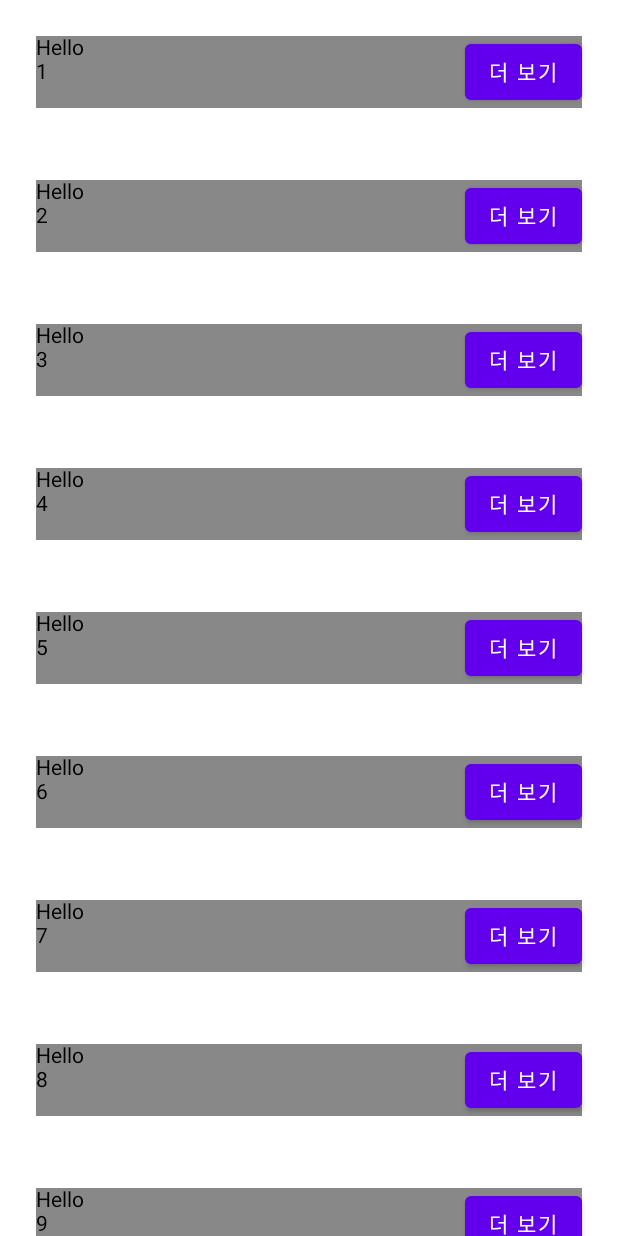
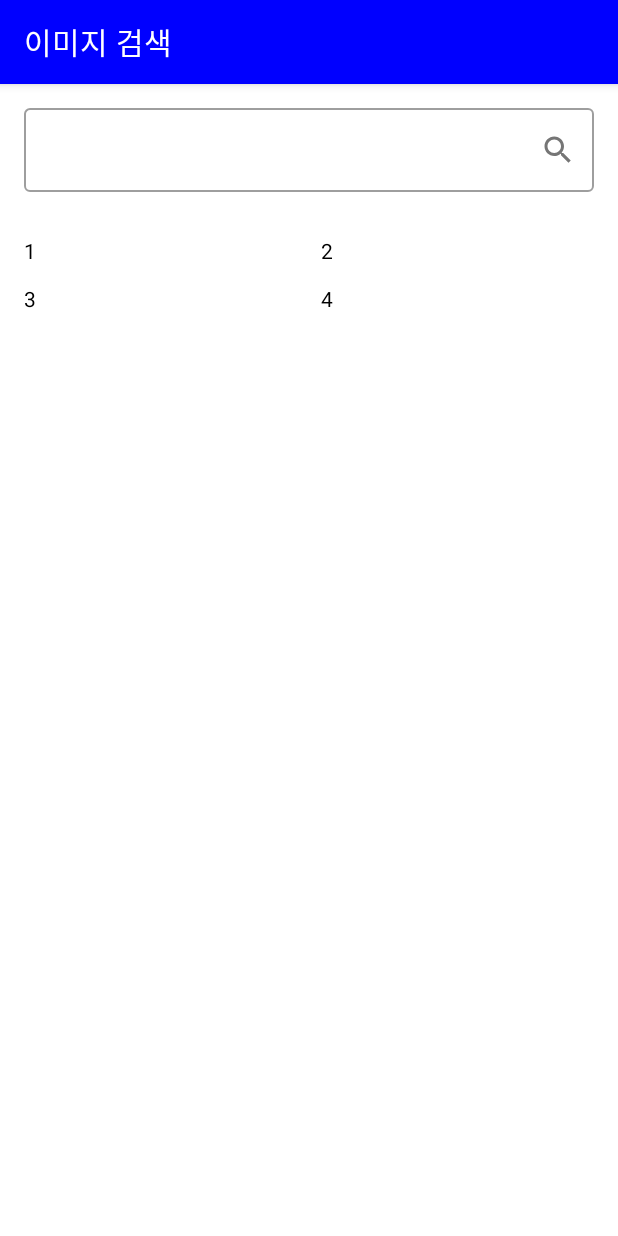
Before and after one commit to junsuk5/AndroidRefactoringStartCode, an Android app built with Jetpack Compose: the screen it shows after launch (ComposeMainActivity), on a phone screen of 412 x 824 dp. Run offline under Robolectric (Android 15) with nearby library versions, the phone set to English and light mode, and no system bars; our stand-ins replace Dagger/Hilt's generated code.

Commit message:
이미지 검색앱 UI를 컴포즈로 작성 중

```diff
--- a/app/build.gradle
+++ b/app/build.gradle
@@ -88,6 +88,9 @@ dependencies {
     debugImplementation "androidx.compose.ui:ui-tooling:$compose_ui_version"
     debugImplementation "androidx.compose.ui:ui-test-manifest:$compose_ui_version"
     kapt "com.google.dagger:hilt-compiler:2.44"
+
+    // = viewModel()
+    implementation "androidx.lifecycle:lifecycle-viewmodel-compose:2.6.1"
 }
 
 // Allow references to generated code
--- a/app/src/main/java/com/survivalcoding/imagesearchapp/ui/ComposeMainActivity.kt
+++ b/app/src/main/java/com/survivalcoding/imagesearchapp/ui/ComposeMainActivity.kt
@@ -5,33 +5,30 @@ import androidx.activity.ComponentActivity
 import androidx.activity.compose.setContent
 import androidx.compose.animation.core.animateDpAsState
 import androidx.compose.foundation.background
-import androidx.compose.foundation.layout.*
-import androidx.compose.foundation.lazy.LazyColumn
-import androidx.compose.foundation.lazy.items
+import androidx.compose.foundation.layout.Column
+import androidx.compose.foundation.layout.Row
+import androidx.compose.foundation.layout.padding
 import androidx.compose.material.Button
 import androidx.compose.material.Text
 import androidx.compose.runtime.Composable
+import androidx.compose.runtime.getValue
 import androidx.compose.runtime.mutableStateOf
-import androidx.compose.runtime.remember
+import androidx.compose.runtime.saveable.rememberSaveable
+import androidx.compose.runtime.setValue
 import androidx.compose.ui.Modifier
 import androidx.compose.ui.graphics.Color
 import androidx.compose.ui.tooling.preview.Preview
 import androidx.compose.ui.unit.dp
-import androidx.compose.runtime.*
-import androidx.compose.runtime.saveable.rememberSaveable
+import com.survivalcoding.imagesearchapp.ui.compose.ImageSearchScreen
+import dagger.hilt.android.AndroidEntryPoint
 
+@AndroidEntryPoint
 class ComposeMainActivity : ComponentActivity() {
     override fun onCreate(savedInstanceState: Bundle?) {
         super.onCreate(savedInstanceState)
 
         setContent {
-            val names = (1..100).toList()
-
-            LazyColumn {
-                items(items = names) { name ->
-                    ExpandableItem(text = "$name")
-                }
-            }
+            ImageSearchScreen()
         }
     }
 
--- a/app/src/main/java/com/survivalcoding/imagesearchapp/ui/MainViewModel.kt
+++ b/app/src/main/java/com/survivalcoding/imagesearchapp/ui/MainViewModel.kt
@@ -1,7 +1,12 @@
 package com.survivalcoding.imagesearchapp.ui
 
 import androidx.lifecycle.ViewModel
+import androidx.lifecycle.ViewModelProvider
+import androidx.lifecycle.ViewModelProvider.AndroidViewModelFactory.Companion.APPLICATION_KEY
 import androidx.lifecycle.viewModelScope
+import androidx.lifecycle.viewmodel.initializer
+import androidx.lifecycle.viewmodel.viewModelFactory
+import com.survivalcoding.imagesearchapp.ImageSearchApp
 import com.survivalcoding.imagesearchapp.domain.PhotoInfo
 import com.survivalcoding.imagesearchapp.domain.PhotoRepository
 import dagger.hilt.android.lifecycle.HiltViewModel
--- /dev/null
+++ b/app/src/main/java/com/survivalcoding/imagesearchapp/ui/compose/ImageSearchScreen.kt
@@ -0,0 +1,75 @@
+package com.survivalcoding.imagesearchapp.ui.compose
+
+import androidx.compose.foundation.layout.Arrangement
+import androidx.compose.foundation.layout.Column
+import androidx.compose.foundation.layout.fillMaxWidth
+import androidx.compose.foundation.layout.padding
+import androidx.compose.foundation.lazy.grid.GridCells
+import androidx.compose.foundation.lazy.grid.LazyVerticalGrid
+import androidx.compose.foundation.lazy.grid.items
+import androidx.compose.material.*
+import androidx.compose.material.icons.Icons
+import androidx.compose.material.icons.filled.Search
+import androidx.compose.runtime.Composable
+import androidx.compose.runtime.getValue
+import androidx.compose.runtime.mutableStateOf
+import androidx.compose.runtime.saveable.rememberSaveable
+import androidx.compose.runtime.setValue
+import androidx.compose.ui.Modifier
+import androidx.compose.ui.graphics.Color
+import androidx.compose.ui.unit.dp
+import com.survivalcoding.imagesearchapp.ui.MainViewModel
+import androidx.lifecycle.viewmodel.compose.viewModel
+
+@Composable
+fun ImageSearchScreen(
+    viewModel: MainViewModel = viewModel()
+) {
+    var query by rememberSaveable { mutableStateOf("") }
+
+    Scaffold(
+        topBar = {
+            TopAppBar(
+                title = {
+                    Text(text = "이미지 검색")
+                },
+                backgroundColor = Color.Blue,
+                contentColor = Color.White,
+            )
+        }
+    ) { paddingValues ->
+        Column(
+            modifier = Modifier.padding(paddingValues)
+        ) {
+            OutlinedTextField(
+                value = query,
+                onValueChange = {
+                    query = it
+                },
+                modifier = Modifier.fillMaxWidth()
+                    .padding(16.dp),
+                trailingIcon = {
+                    IconButton(
+                        onClick = {}
+                    ) {
+                        Icon(
+                            Icons.Default.Search,
+                            contentDescription = "검색 버튼",
+                        )
+                    }
+                }
+            )
+
+            LazyVerticalGrid(
+                columns = GridCells.Fixed(2),
+                verticalArrangement = Arrangement.spacedBy(16.dp),
+                horizontalArrangement = Arrangement.spacedBy(16.dp),
+                modifier = Modifier.padding(16.dp)
+            ) {
+                items(listOf(1, 2, 3, 4)) { photo ->
+                    Text(text = "$photo")
+                }
+            }
+        }
+    }
+}
```
